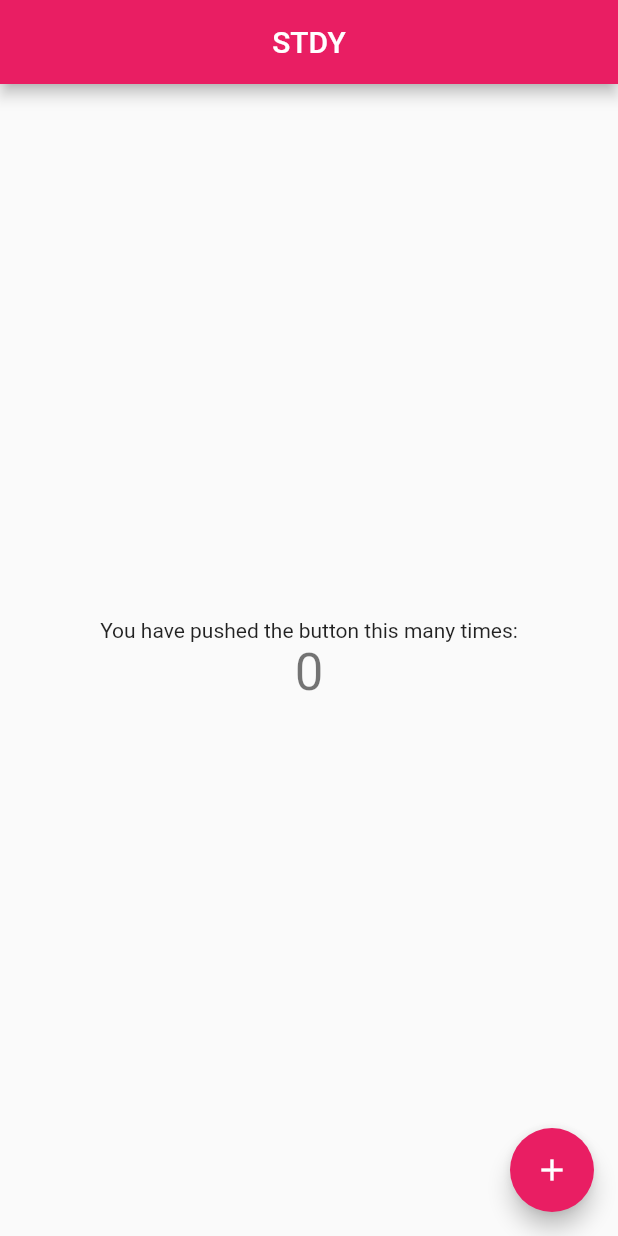
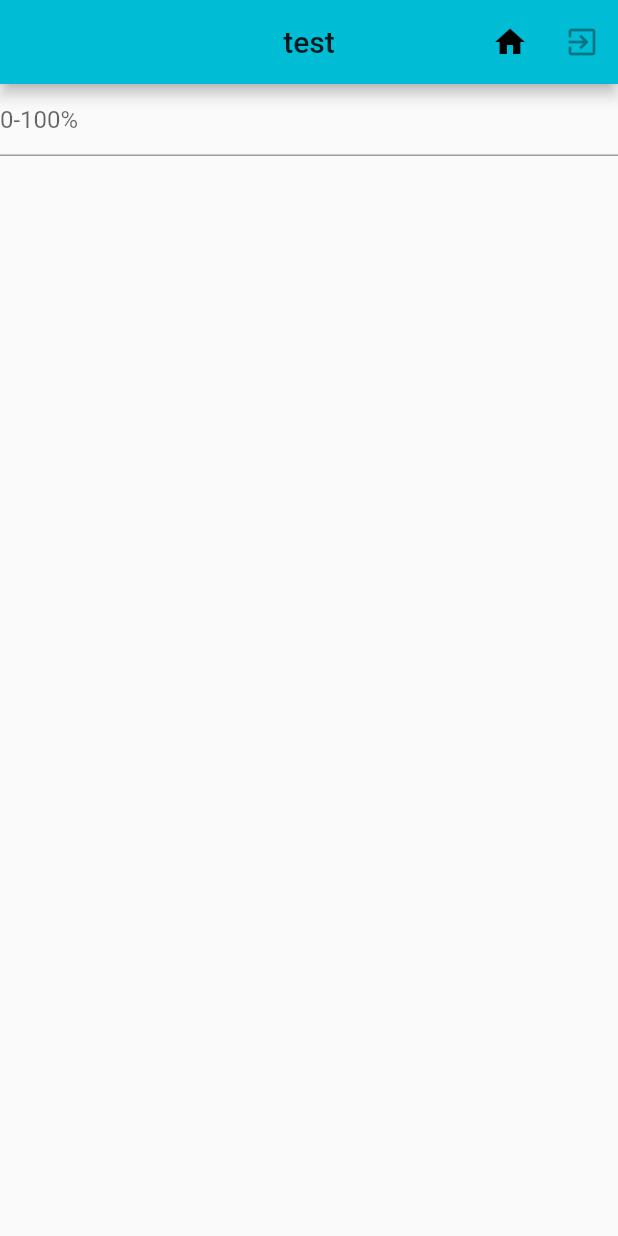
Before and after one commit to SUMR2020/STDY, a Flutter app: the screen it shows after launch, on a phone screen of 412 x 824 dp. Run offline on Flutter 3.47's test engine with Material 2 defaults, Android fonts, the phone set to English and light mode, and no system bars.

Commit message:
Added grades page

```diff
--- /dev/null
+++ b/stdy/lib/GradesMain.dart
@@ -0,0 +1,29 @@
+import 'package:flutter/material.dart';
+import 'package:flutter/widgets.dart';
+import 'package:flutter/foundation.dart';
+
+class GradesMain extends StatelessWidget {
+
+
+
+  const GradesMain ({
+    Key key,
+    @required this.onSubmit,
+    }): super(key: key);
+
+
+  final VoidCallback onSubmit;
+
+  static final TextEditingController _grade = new TextEditingController();
+  String get grade => _grade.text;
+
+  @override
+  Widget build(BuildContext context){
+    return new Column(
+      children: <Widget>[
+        new TextField(controller: _grade, decoration: new InputDecoration(hintText: "0-100%"), ),
+        ],
+    );
+
+    }
+  }
--- a/stdy/lib/main.dart
+++ b/stdy/lib/main.dart
@@ -1,4 +1,5 @@
 import 'package:flutter/material.dart';
+import 'GradesMain.dart';
 
 void main() => runApp(MyApp());
 
@@ -7,7 +8,7 @@ class MyApp extends StatelessWidget {
   @override
   Widget build(BuildContext context) {
     return MaterialApp(
-      title: 'STDY',
+      title: 'test',
       theme: ThemeData(
         // This is the theme of your application.
         //
@@ -18,9 +19,9 @@ class MyApp extends StatelessWidget {
         // or simply save your changes to "hot reload" in a Flutter IDE).
         // Notice that the counter didn't reset back to zero; the application
         // is not restarted.
-        primarySwatch: Colors.pink,
+        primarySwatch: Colors.cyan,
       ),
-      home: MyHomePage(title: 'STDY'),
+      home: MyHomePage(title: 'test'),
     );
   }
 }
@@ -45,6 +46,7 @@ class MyHomePage extends StatefulWidget {
 
 class _MyHomePageState extends State<MyHomePage> {
   int _counter = 0;
+  Widget _screen;
 
   void _incrementCounter() {
     setState(() {
@@ -57,8 +59,32 @@ class _MyHomePageState extends State<MyHomePage> {
     });
   }
 
+  GradesMain _gradeP;
+  MyAppState(){
+    _gradeP = new GradesMain(onSubmit: (){onSubmit();});
+    _screen = _gradeP;
+    print("etest");
+
+  }
+
+  void onSubmit(){
+    print("opened grades page");
+  }
+  void _goGradesPage(){
+    print("grades clicked");
+  }
+
+  void _setAuthenticated(bool auth){
+    setState(){
+      if(auth==false){
+
+      }
+    }
+  }
+
   @override
   Widget build(BuildContext context) {
+
     // This method is rerun every time setState is called, for instance as done
     // by the _incrementCounter method above.
     //
@@ -66,13 +92,22 @@ class _MyHomePageState extends State<MyHomePage> {
     // fast, so that you can just rebuild anything that needs updating rather
     // than having to individually change instances of widgets.
     return Scaffold(
-      appBar: AppBar(
+      appBar: new AppBar(
         // Here we take the value from the MyHomePage object that was created by
         // the App.build method, and use it to set our appbar title.
         title: Text(widget.title),
         centerTitle: true,
+        actions: <Widget>[
+          new IconButton(icon: new Icon(Icons.home), onPressed: (){_goGradesPage();}),
+          new IconButton(icon: new Icon(Icons.exit_to_app), onPressed: null)
+        ]
+
       ),
-      body: Center(
+      body: new GradesMain(onSubmit: null),
+      /*
+        body:
+
+      Center(
         // Center is a layout widget. It takes a single child and positions it
         // in the middle of the parent.
         child: Column(
@@ -107,6 +142,8 @@ class _MyHomePageState extends State<MyHomePage> {
         tooltip: 'Increment',
         child: Icon(Icons.add),
       ), // This trailing comma makes auto-formatting nicer for build methods.
+    */
+
     );
   }
 }
```
